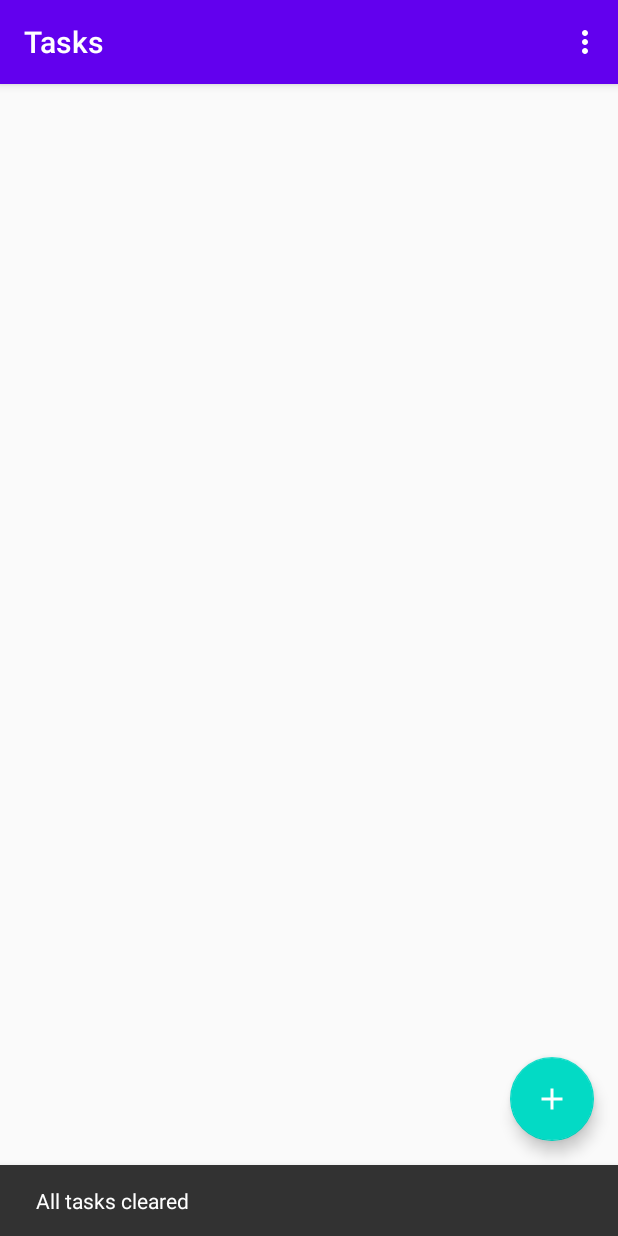
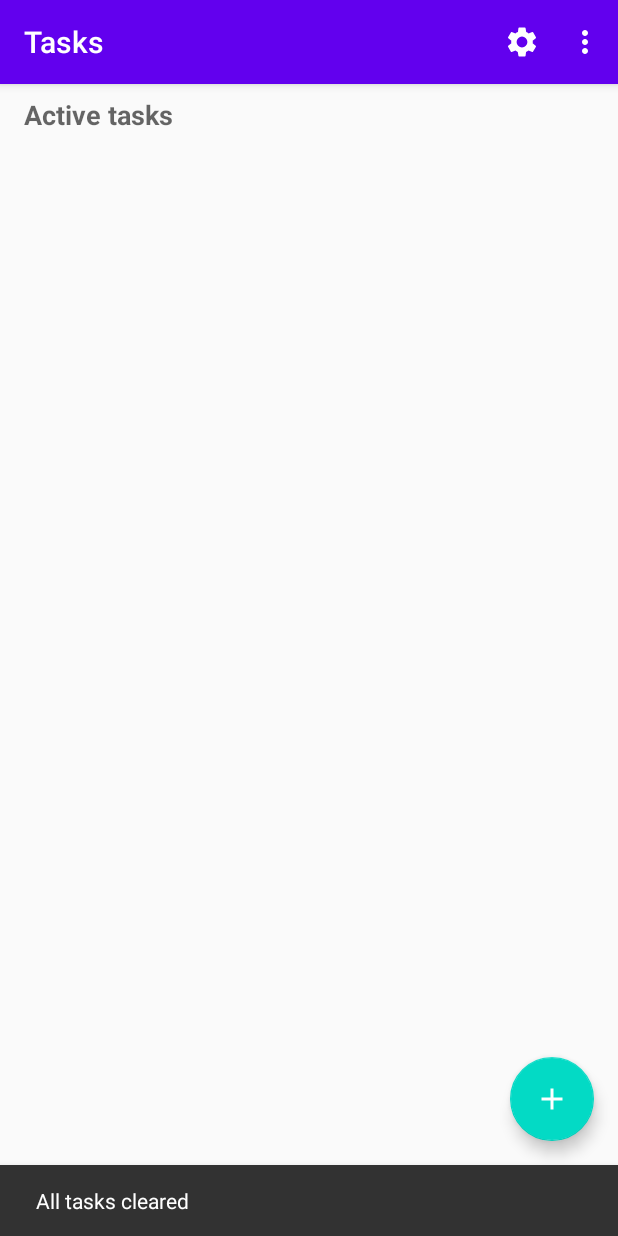
Before and after one commit to angela-aciobanitei/aadc-kotlin-todo-app, an Android app: the screen it shows after launch (MainActivity), in the options menu, after a tap on "Clear All Tasks", on a phone screen of 412 x 824 dp. Run offline under Robolectric (Android 15) with nearby library versions, the phone set to English and light mode, and no system bars; our stand-ins replace Room's generated code, data binding, navigation-ui.

Commit message:
Display a settings screen to turn on/off notifications

```diff
--- a/app/build.gradle
+++ b/app/build.gradle
@@ -47,6 +47,7 @@ dependencies {
     implementation "androidx.appcompat:appcompat:$version_appcompat"
     implementation "androidx.fragment:fragment:$version_fragment"
     implementation "androidx.constraintlayout:constraintlayout:$version_constraint_layout"
+    implementation "androidx.preference:preference-ktx:$version_preference"
 
     // Android KTX
     implementation "androidx.core:core-ktx:$version_core"
--- a/app/src/main/java/com/ang/acb/todolearn/ui/list/TasksFragment.kt
+++ b/app/src/main/java/com/ang/acb/todolearn/ui/list/TasksFragment.kt
@@ -77,6 +77,12 @@ class TasksFragment : Fragment() {
                 .actionTasksFragmentToTaskDetailsFragment(taskId)
             findNavController().navigate(action)
         })
+
+        viewModel.openSettingsEvent.observe(viewLifecycleOwner, EventObserver {
+            val action = TasksFragmentDirections
+                .actionTasksFragmentToSettingsFragment()
+            findNavController().navigate(action)
+        })
     }
 
     private fun setupSnackbar() {
@@ -97,6 +103,10 @@ class TasksFragment : Fragment() {
     // https://developer.android.com/guide/topics/ui/menus#kotlin
     override fun onOptionsItemSelected(item: MenuItem): Boolean {
         return when (item.itemId) {
+            R.id.settings -> {
+                viewModel.navigateToSettingsScreen()
+                true
+            }
             R.id.show_all_tasks ->  {
                 viewModel.updateFilter(TasksFilter.ALL_TASKS)
                 true
--- a/app/src/main/java/com/ang/acb/todolearn/ui/list/TasksViewModel.kt
+++ b/app/src/main/java/com/ang/acb/todolearn/ui/list/TasksViewModel.kt
@@ -26,6 +26,9 @@ class TasksViewModel(private val tasksRepository: TasksRepository) : ViewModel()
     private val _openTaskDetails = MutableLiveData<Event<String>>()
     val openTaskDetails: LiveData<Event<String>> = _openTaskDetails
 
+    private val _openSettingsEvent = MutableLiveData<Event<Unit>>()
+    val openSettingsEvent: LiveData<Event<Unit>> = _openSettingsEvent
+
     private val _currentFilter = MutableLiveData<Int>()
     val currentFilter: LiveData<Int> = _currentFilter
 
@@ -34,16 +37,16 @@ class TasksViewModel(private val tasksRepository: TasksRepository) : ViewModel()
             resultTask.data
         } else {
             _snackbarText.value = Event(R.string.error_loading_task_message)
-            null
+            emptyList()
         }
     }
 
     private val activeTasks = allTasks.map { taskList ->
-        taskList?.filter { !it.isCompleted }
+        taskList.filter { !it.isCompleted }
     }
 
     private val completedTasks = allTasks.map { taskList ->
-        taskList?.filter { it.isCompleted }
+        taskList.filter { it.isCompleted }
     }
 
     val tasks = _currentFilter.switchMap {
@@ -53,6 +56,18 @@ class TasksViewModel(private val tasksRepository: TasksRepository) : ViewModel()
     init {
         // Set initial state
         _currentFilter.value = TasksFilter.ALL_TASKS.value
+    }
+
+    fun updateFilter(filter: TasksFilter) {
+        _currentFilter.value = filter.value
+    }
+
+    private fun getFilteredTasks(filter: Int) :  LiveData<List<Task>>{
+        return when (filter) {
+            TasksFilter.ACTIVE_TASKS.value -> activeTasks
+            TasksFilter.COMPLETED_TASKS.value -> completedTasks
+            else -> allTasks
+        }
     }
 
     /**
@@ -69,6 +84,10 @@ class TasksViewModel(private val tasksRepository: TasksRepository) : ViewModel()
      */
     fun navigateToTaskDetails(id: String) {
         _openTaskDetails.value = Event(id)
+    }
+
+    fun navigateToSettingsScreen() {
+        _openSettingsEvent.value = Event(Unit)
     }
 
     /**
@@ -96,18 +115,6 @@ class TasksViewModel(private val tasksRepository: TasksRepository) : ViewModel()
         resultMessageShown = true
     }
 
-    fun updateFilter(filter: TasksFilter) {
-        _currentFilter.value = filter.value
-    }
-
-    private fun getFilteredTasks(filter: Int) :  LiveData<List<Task>?>{
-        return when (filter) {
-            TasksFilter.ACTIVE_TASKS.value -> activeTasks
-            TasksFilter.COMPLETED_TASKS.value -> completedTasks
-            else -> allTasks
-        }
-    }
-
     fun clearAllTasks() {
         viewModelScope.launch {
             tasksRepository.deleteAllTasks()
--- /dev/null
+++ b/app/src/main/res/drawable/ic_settings.xml
@@ -0,0 +1,5 @@
+<vector android:height="24dp" android:tint="#FFFFFF"
+    android:viewportHeight="24" android:viewportWidth="24"
+    android:width="24dp" xmlns:android="http://schemas.android.com/apk/res/android">
+    <path android:fillColor="#FF000000" android:pathData="M19.1,12.9a2.8,2.8 0,0 0,0.1 -0.9,2.8 2.8,0 0,0 -0.1,-0.9l2.1,-1.6a0.7,0.7 0,0 0,0.1 -0.6L19.4,5.5a0.7,0.7 0,0 0,-0.6 -0.2l-2.4,1a6.5,6.5 0,0 0,-1.6 -0.9l-0.4,-2.6a0.5,0.5 0,0 0,-0.5 -0.4H10.1a0.5,0.5 0,0 0,-0.5 0.4L9.3,5.4a5.6,5.6 0,0 0,-1.7 0.9l-2.4,-1a0.4,0.4 0,0 0,-0.5 0.2l-2,3.4c-0.1,0.2 0,0.4 0.2,0.6l2,1.6a2.8,2.8 0,0 0,-0.1 0.9,2.8 2.8,0 0,0 0.1,0.9L2.8,14.5a0.7,0.7 0,0 0,-0.1 0.6l1.9,3.4a0.7,0.7 0,0 0,0.6 0.2l2.4,-1a6.5,6.5 0,0 0,1.6 0.9l0.4,2.6a0.5,0.5 0,0 0,0.5 0.4h3.8a0.5,0.5 0,0 0,0.5 -0.4l0.3,-2.6a5.6,5.6 0,0 0,1.7 -0.9l2.4,1a0.4,0.4 0,0 0,0.5 -0.2l2,-3.4c0.1,-0.2 0,-0.4 -0.2,-0.6ZM12,15.6A3.6,3.6 0,1 1,15.6 12,3.6 3.6,0 0,1 12,15.6Z"/>
+</vector>
--- a/app/src/main/res/layout/tasks_fragment.xml
+++ b/app/src/main/res/layout/tasks_fragment.xml
@@ -15,13 +15,34 @@
         android:layout_height="match_parent"
         tools:context=".ui.list.TasksFragment">
 
-        <androidx.recyclerview.widget.RecyclerView
-            android:id="@+id/rv_tasks"
+        <LinearLayout
             android:layout_width="match_parent"
             android:layout_height="wrap_content"
-            android:layout_margin="@dimen/margin_small"
-            app:layoutManager="androidx.recyclerview.widget.LinearLayoutManager"
-            tools:listitem="@layout/item_task"/>
+            android:orientation="vertical">
+
+            <TextView
+                android:layout_width="match_parent"
+                android:layout_height="wrap_content"
+                android:layout_marginStart="@dimen/margin_normal"
+                android:layout_marginEnd="@dimen/margin_normal"
+                android:layout_marginTop="@dimen/margin_small"
+                android:layout_marginBottom="@dimen/margin_small"
+                android:text="@{tasksViewModel.currentFilter}"
+                android:textAppearance="@style/TextAppearance.AppCompat.Medium"
+                android:textStyle="bold"
+                tools:text="All Tasks"/>
+
+            <androidx.recyclerview.widget.RecyclerView
+                android:id="@+id/rv_tasks"
+                android:layout_width="match_parent"
+                android:layout_height="wrap_content"
+                android:layout_margin="@dimen/margin_small"
+                app:layoutManager="androidx.recyclerview.widget.LinearLayoutManager"
+                tools:listitem="@layout/item_task"/>
+
+        </LinearLayout>
+
+
 
         <com.google.android.material.floatingactionbutton.FloatingActionButton
             android:id="@+id/add_new_task_fab"
--- a/app/src/main/res/menu/filter_tasks_menu.xml
+++ b/app/src/main/res/menu/filter_tasks_menu.xml
@@ -1,5 +1,12 @@
 <?xml version="1.0" encoding="utf-8"?>
-<menu xmlns:android="http://schemas.android.com/apk/res/android">
+<menu xmlns:android="http://schemas.android.com/apk/res/android"
+    xmlns:app="http://schemas.android.com/apk/res-auto">
+
+    <item
+        android:id="@+id/settings"
+        android:title="@string/settings"
+        android:icon="@drawable/ic_settings"
+        app:showAsAction="always"/>
 
     <item
         android:id="@+id/show_all_tasks"
--- a/app/src/main/res/navigation/nav_graph.xml
+++ b/app/src/main/res/navigation/nav_graph.xml
@@ -21,6 +21,9 @@
         <action
             android:id="@+id/action_tasksFragment_to_taskDetailsFragment"
             app:destination="@id/taskDetailsFragment" />
+        <action
+            android:id="@+id/action_tasksFragment_to_settingsFragment"
+            app:destination="@id/settingsFragment" />
     </fragment>
 
     <fragment
@@ -55,4 +58,9 @@
             android:id="@+id/action_taskDetailsFragment_to_addEditTaskFragment"
             app:destination="@id/addEditTaskFragment" />
     </fragment>
+    <fragment
+        android:id="@+id/settingsFragment"
+        android:name="com.ang.acb.todolearn.ui.settings.SettingsFragment"
+        android:label="fragment_settings"
+        tools:layout="@layout/fragment_settings" />
 </navigation>
--- a/app/src/main/res/values/strings.xml
+++ b/app/src/main/res/values/strings.xml
@@ -25,6 +25,12 @@
     <string name="active_tasks">Active tasks</string>
     <string name="completed_tasks">CompletedTasks</string>
     <string name="delete_task">Delete Task</string>
+    <string name="settings">Settings</string>
+
+    <!-- TODO: Remove or change this placeholder text -->
+    <string name="hello_blank_fragment">Hello blank fragment</string>
+    <string name="show_notifications_pref_key">notifications</string>
+    <string name="show_notifications_pref_title">Enable message notifications</string>
 
 
 </resources>
--- a/build.gradle
+++ b/build.gradle
@@ -13,6 +13,7 @@ buildscript {
         version_lifecycle = "2.2.0"
         version_material = '1.1.0'
         version_navigation = "1.0.0"
+        version_preference = "1.1.1"
         version_room = "2.2.5"
         version_safe_args = "2.3.0-alpha04"
         version_timber = "4.7.1"
```
Also changed, not shown: app/src/main/java/com/ang/acb/todolearn/ui/settings/SettingsFragment.kt (added, +20 -0 lines), app/src/main/res/layout/fragment_settings.xml (added, +14 -0 lines), app/src/main/res/xml/preferences.xml (added, +9 -0 lines).
